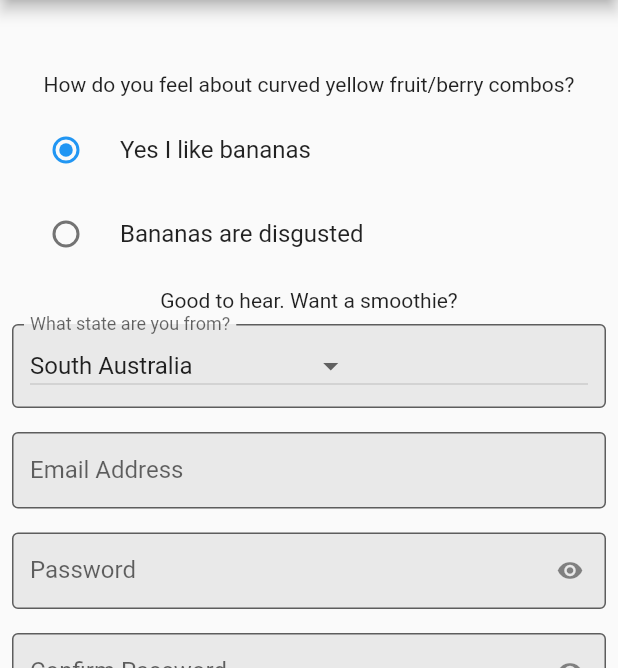
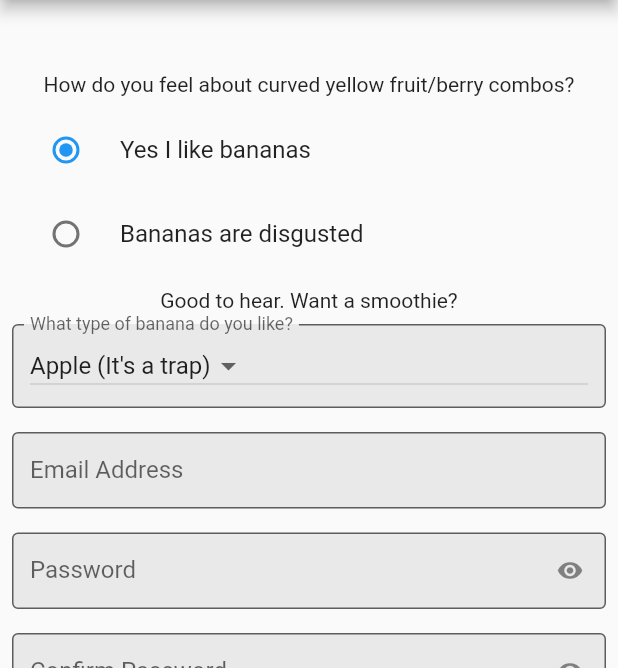
Before and after one commit to buntagonalprism/dart_testable_forms, a Flutter app: the screen it shows after launch, after a tap on "Yes I like bananas", on a phone screen of 412 x 824 dp, the part 84-752 px from its top. Run offline on Flutter 3.47's test engine with Material 2 defaults, Android fonts, the phone set to English and light mode, and no system bars; our stand-ins replace equatable; missing offline and left inert: angular, angular_components; generated files the repository leaves out were written again; statements that could not run were skipped.

Commit message:
Add form widget builder for partial screen testing

```diff
--- a/example/flutter_testable_forms/lib/blocs/sign_up_bloc.dart
+++ b/example/flutter_testable_forms/lib/blocs/sign_up_bloc.dart
@@ -29,10 +29,12 @@ class SignUpBloc {
     _passwordControl = FormControl<String>(validators: passwordValidators);
 
     final confirmRequiredValidator = RequiredValidator('This is where the confirmation goes');
-    _passwordControl.valueUpdated.listen((password) {
-      final confirmMatchesValidator = RegexValidator(RegExp(password), 'Does not match');
-      final confirmValidators = vsb([confirmRequiredValidator, confirmMatchesValidator]);
-      _confirmControl.setValidators(confirmValidators);
+    _passwordControl.valueUpdated.listen((String password) {
+      if (password != null && password.length > 0) {
+        final confirmMatchesValidator = RegexValidator(RegExp(password), 'Does not match');
+        final confirmValidators = vsb([confirmRequiredValidator, confirmMatchesValidator]);
+        _confirmControl.setValidators(confirmValidators);
+      }
     });
     final confirmValidators = vsb([confirmRequiredValidator]);
     _confirmControl = FormControl<String>(initialValue: '', validators: confirmValidators);
@@ -44,7 +46,7 @@ class SignUpBloc {
       SignUpFields.EMAIL: _emailControl,
       SignUpFields.PASSWORD: _passwordControl,
       SignUpFields.CONFIRMATION: _confirmControl,
-      SignUpFields.STATE: FormControl<int>(initialValue: 3),
+      SignUpFields.BANANA_TYPE: FormControl<int>(initialValue: 3),
     }, SignUp.fromJson);
 
   }
--- a/example/flutter_testable_forms/lib/data/sign_up.dart
+++ b/example/flutter_testable_forms/lib/data/sign_up.dart
@@ -11,7 +11,7 @@ class SignUp {
   String password;
   String confirmation;
   bool likeBananas;
-  int state;
+  int bananaType;
 
   Map<String, dynamic> toJson() => _$SignUpToJson(this);
   static SignUp fromJson(Map<String, dynamic> json) => _$SignUpFromJson(json);
@@ -23,5 +23,5 @@ class SignUpFields {
   static const String PASSWORD = 'password';
   static const String CONFIRMATION = 'confirmation';
   static const String LIKE_BANANAS = 'likeBananas';
-  static const String STATE = 'state';
+  static const String BANANA_TYPE = 'bananaType';
 }
--- a/example/flutter_testable_forms/lib/flutter_forms/form_widgets.dart
+++ b/example/flutter_testable_forms/lib/flutter_forms/form_widgets.dart
@@ -3,6 +3,14 @@ import 'dart:async';
 import 'package:dart_testable_forms/dart_testable_forms.dart';
 import 'package:flutter/material.dart';
 import 'package:flutter/widgets.dart';
+
+/// A very simple class that allows testing one level of a user interface at a time. Implement
+/// this class and return Container() to stop child components from rendering data.
+class FormWidgetBuilder {
+  Widget build({@required Widget child}) {
+    return child;
+  }
+}
 
 class ControlledTextField extends StatefulWidget {
   final bool obscureText;
--- a/example/flutter_testable_forms/lib/ui/sign_up.dart
+++ b/example/flutter_testable_forms/lib/ui/sign_up.dart
@@ -3,6 +3,7 @@ import 'dart:convert';
 import 'package:dart_testable_forms/dart_testable_forms.dart';
 import 'package:flutter/material.dart';
 import 'package:flutter_testable_forms/blocs/sign_up_bloc.dart';
+import 'package:flutter_testable_forms/data/sign_up.dart';
 import 'package:flutter_testable_forms/flutter_forms/form_widgets.dart';
 
 final _scaffoldKey = GlobalKey<ScaffoldState>();
@@ -10,7 +11,8 @@ final _scaffoldKey = GlobalKey<ScaffoldState>();
 class SignUpScreen extends StatefulWidget {
   final String title;
   final SignUpBloc bloc;
-  SignUpScreen({Key key, this.title, this.bloc}) : super(key: key);
+  final FormWidgetBuilder builder;
+  SignUpScreen({Key key, this.title, this.bloc, this.builder}) : super(key: key);
 
 
   @override
@@ -19,6 +21,7 @@ class SignUpScreen extends StatefulWidget {
 
 class _SignUpScreenState extends State<SignUpScreen> {
   SignUpBloc bloc;
+  FormWidgetBuilder builder;
 
   List<DropdownMenuItem<String>> items;
 
@@ -30,6 +33,7 @@ class _SignUpScreenState extends State<SignUpScreen> {
   @override
   void initState() {
     super.initState();
+    builder = widget.builder ?? FormWidgetBuilder();
     bloc = widget.bloc;
     items =  <String>['One', 'Two', 'Free', 'Four']
         .map<DropdownMenuItem<String>>((String value) {
@@ -57,6 +61,9 @@ class _SignUpScreenState extends State<SignUpScreen> {
               SizedBox(
                 height: 48,
               ),
+              builder.build(
+                child: Column(
+                  children: <Widget>[
                     Center(
                       child: Text('How do you feel about curved yellow fruit/berry combos?'),
                     ),
@@ -77,18 +84,18 @@ class _SignUpScreenState extends State<SignUpScreen> {
                     ),
                     Padding(
                       padding: const EdgeInsets.all(8.0),
-                child: ControlledDropDown(bloc.form.controls['state'], {
-                  'New South Wales': 0,
-                  'Australian Capital Territory': 1,
-                  'Queensland': 2,
-                  'South Australia': 3,
-                  'Victoria': 4,
-                  'Tasmania': 5,
-                  'Western Australia': 6,
-                  'Northern Terriorty': 7
+                      child: ControlledDropDown(bloc.form.controls[SignUpFields.BANANA_TYPE], {
+                        'Dwarf Cavendish': 0,
+                        'Williams Hybrid': 1,
+                        'Valery': 2,
+                        'Apple (It\'s a trap)': 3,
+                        'Red Jamaica': 4,
                       }, decoration: InputDecoration(
-                  labelText: 'What state are you from?',
+                        labelText: 'What type of banana do you like?',
                       ),),
+                    ),
+                  ],
+                )
               ),
               Padding(
                 padding: const EdgeInsets.all(8.0),
--- a/lib/src/form_group.dart
+++ b/lib/src/form_group.dart
@@ -57,11 +57,12 @@ class FormGroup<T> extends AbstractControl<T> {
   @override
   setValue(T value) {
     if (value != null) {
-      final initialValues = _serialize(value);
+      final values = _serialize(value);
       controls.forEach((key, control) {
-        if (!initialValues.containsKey(key)) {
+        if (!values.containsKey(key)) {
           throw "Control with key '$key' does not have a corresponding field in class ${value.runtimeType.toString()}";
         }
+        controls[key].setValue(values[key]);
       });
     }
   }
```
Also changed, not shown: example/flutter_testable_forms/lib/data/sign_up.g.dart, 1 other file. Lines whose indentation alone changed are shown as unchanged.
